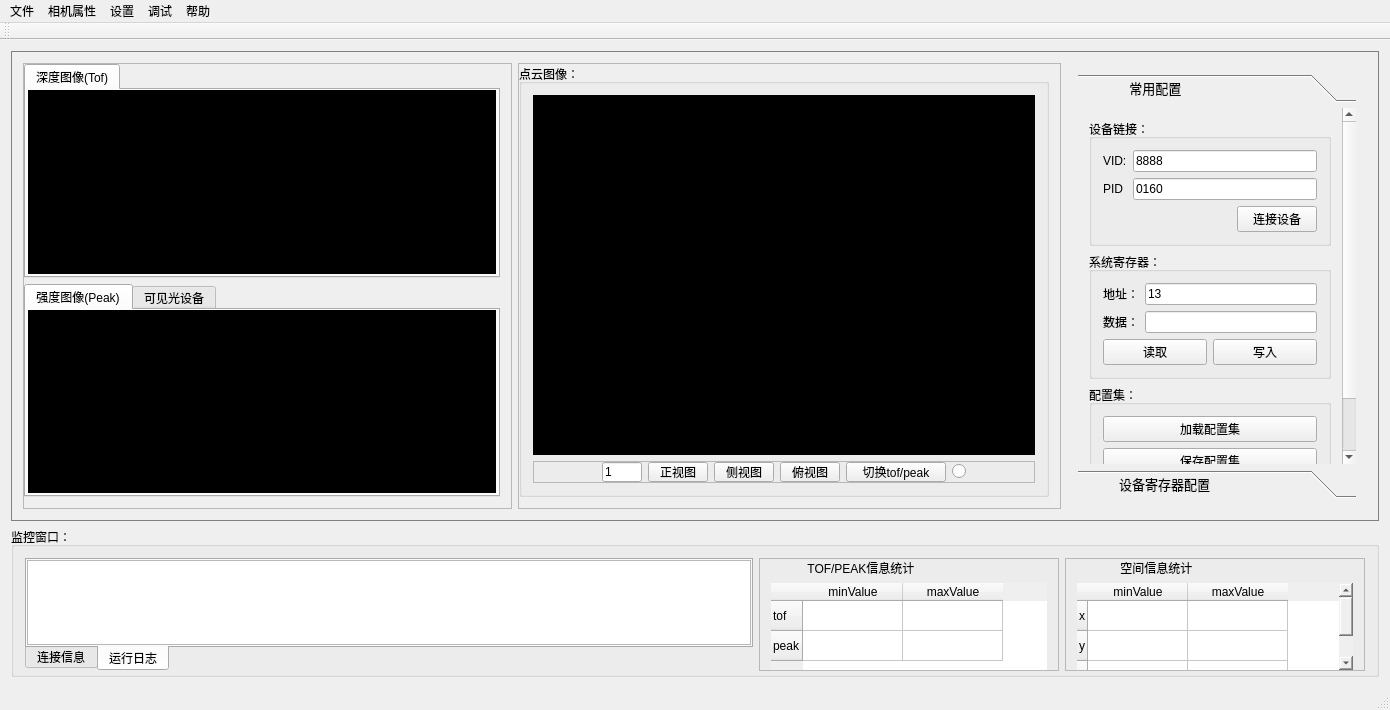
First picture: the form in mainwindow.ui, repository heathen557/show3DPointCloud, before the edit.
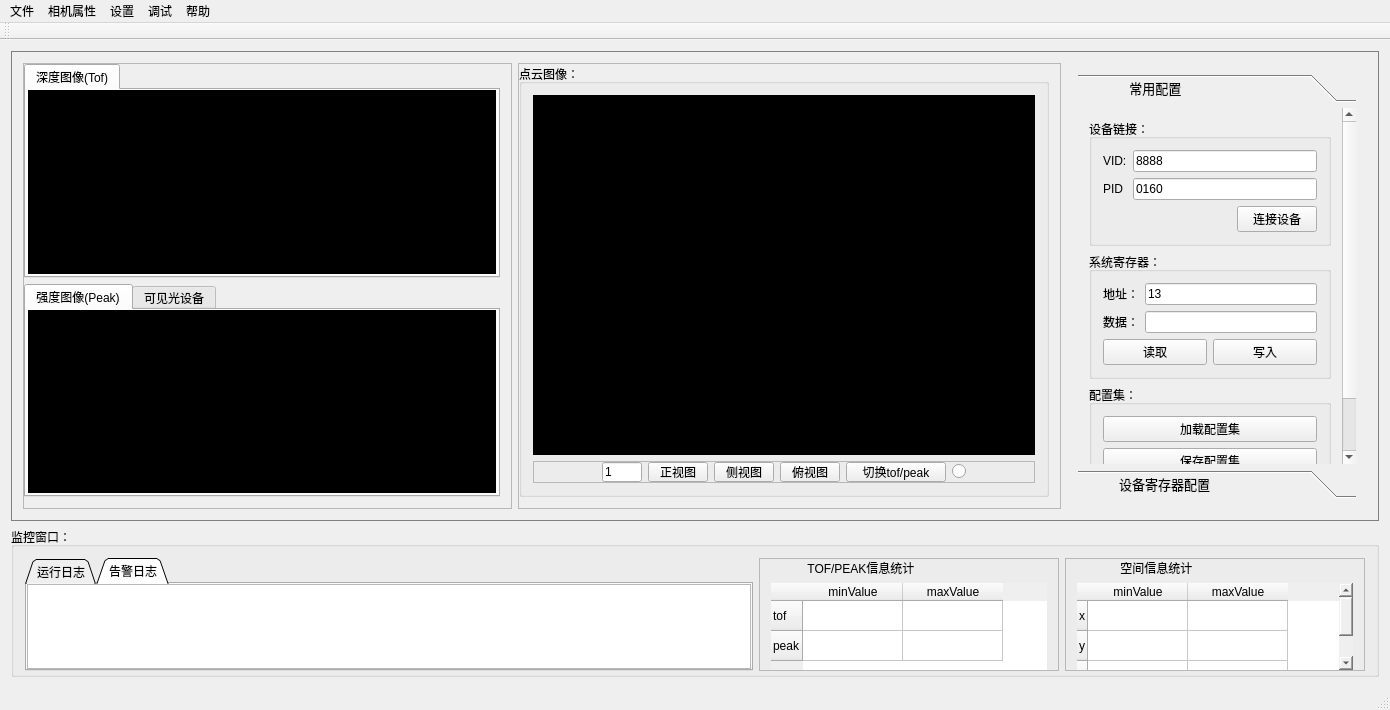
Second picture: the form after the edit. Icons and pictures are not drawn. Custom widgets are drawn as their Qt base class.

Commit message: 1、运行日志重新更改以后的版本； 2、考虑日志对齐，日志打印统一为英文

```diff
--- a/mainwindow.ui
+++ b/mainwindow.ui
@@ -845,14 +845,17 @@
             <string notr="true">font:9pt &quot;黑体&quot;;</string>
            </property>
            <property name="tabPosition">
-            <enum>QTabWidget::South</enum>
+            <enum>QTabWidget::North</enum>
+           </property>
+           <property name="tabShape">
+            <enum>QTabWidget::Triangular</enum>
            </property>
            <property name="currentIndex">
             <number>1</number>
            </property>
            <widget class="QWidget" name="tab">
             <attribute name="title">
-             <string>连接信息</string>
+             <string>运行日志</string>
             </attribute>
             <layout class="QGridLayout" name="gridLayout_13">
              <property name="leftMargin">
@@ -874,7 +877,7 @@
            </widget>
            <widget class="QWidget" name="tab_2">
             <attribute name="title">
-             <string>运行日志</string>
+             <string>告警日志</string>
             </attribute>
             <layout class="QGridLayout" name="gridLayout_17">
              <property name="leftMargin">
```
The commit also changes 6 other files.
